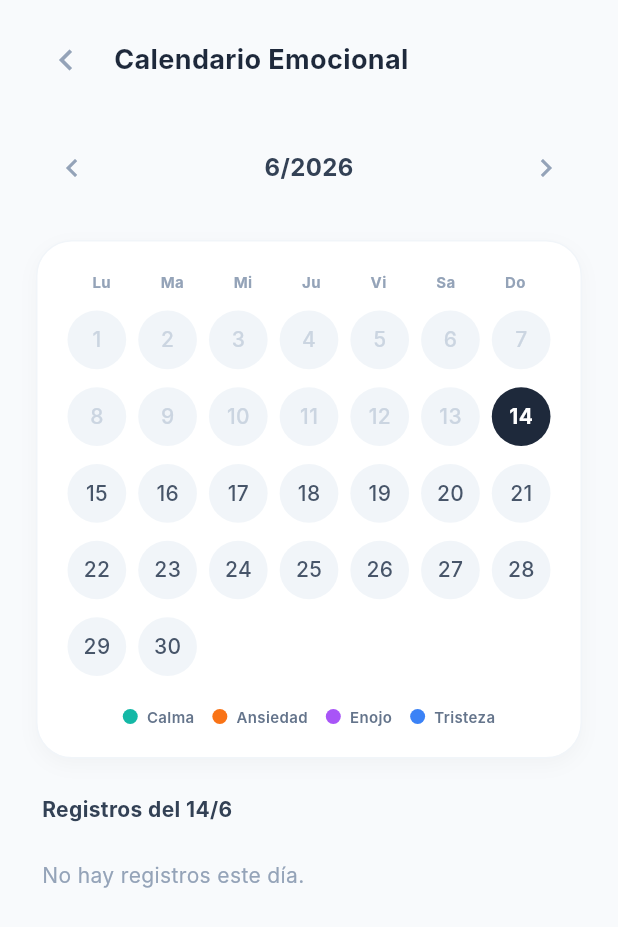
After one commit to Parcibal12/MindLog-App, a Flutter app: the CalendarScreen screen opened directly, on a phone screen of 412 x 824 dp. The commit adds this screen. Shown: the top 927 px of the screen. Run offline on Flutter 3.47's test engine with Material 3 defaults, Android fonts, the light colour scheme and no system bars; our stand-ins replace dio, flutter_riverpod, flutter_svg, retrofit; generated files the repository leaves out were written again; network calls fail; Roboto replaces fonts that are missing (Inter).

Commit message:
feature: implement analytics dashboard, dynamic calendar, and integration with Supabase

```diff
--- a/lib/features/journal/data/datasources/remote/journal_api_client.dart
+++ b/lib/features/journal/data/datasources/remote/journal_api_client.dart
@@ -1,6 +1,7 @@
 import 'package:dio/dio.dart';
 import 'package:retrofit/retrofit.dart';
 import '../../models/journal_dto.dart';
+import '../../models/analytics_dto.dart';
 
 part 'journal_api_client.g.dart';
 
@@ -16,4 +17,7 @@ abstract class JournalApiClient {
 
   @POST("Journal/analyze")
   Future<dynamic> analyzeEntry(@Body() Map<String, dynamic> body);
+
+  @GET("Journal/analytics")
+  Future<AnalyticsDto> getAnalytics();
 }
--- /dev/null
+++ b/lib/features/journal/presentation/screens/calendar_screen.dart
@@ -0,0 +1,267 @@
+import 'package:flutter/material.dart';
+import 'package:flutter_riverpod/flutter_riverpod.dart';
+import '../../data/models/journal_dto.dart';
+import '../providers/home_controller.dart';
+
+class CalendarScreen extends ConsumerStatefulWidget {
+  const CalendarScreen({super.key});
+
+  @override
+  ConsumerState<CalendarScreen> createState() => _CalendarScreenState();
+}
+
+class _CalendarScreenState extends ConsumerState<CalendarScreen> {
+  DateTime _focusedMonth = DateTime.now();
+  DateTime _selectedDate = DateTime.now();
+
+  Color _getEmotionColor(String emotionName) {
+    switch (emotionName.toLowerCase()) {
+      case 'ansiedad': return const Color(0xFFF97316);
+      case 'calma': return const Color(0xFF14B8A6);
+      case 'enojo': return const Color(0xFFA855F7);
+      case 'tristeza': return const Color(0xFF3B82F6);
+      default: return const Color(0xFF94A3B8);
+    }
+  }
+
+  IconData _getEmotionIcon(String emotionName) {
+    switch (emotionName.toLowerCase()) {
+      case 'ansiedad': return Icons.sentiment_dissatisfied;
+      case 'calma': return Icons.sentiment_satisfied_alt;
+      case 'enojo': return Icons.sentiment_very_dissatisfied;
+      case 'tristeza': return Icons.sentiment_neutral;
+      default: return Icons.circle;
+    }
+  }
+
+  String _formatTime(DateTime dateTime) {
+    final local = dateTime.toLocal();
+    final hour = local.hour % 12 == 0 ? 12 : local.hour % 12;
+    final minute = local.minute.toString().padLeft(2, '0');
+    final period = local.hour >= 12 ? "PM" : "AM";
+    return "$hour:$minute $period";
+  }
+
+  @override
+  Widget build(BuildContext context) {
+    final entriesAsync = ref.watch(journalEntriesProvider);
+    final allEntries = entriesAsync.value ?? [];
+
+    // Calcular la grilla del calendario (Días del mes actual)
+    final daysInMonth = DateUtils.getDaysInMonth(_focusedMonth.year, _focusedMonth.month);
+    final firstDayOfMonth = DateTime(_focusedMonth.year, _focusedMonth.month, 1);
+    final firstWeekday = firstDayOfMonth.weekday;
+    final emptySlots = firstWeekday - 1;
+    final totalSlots = emptySlots + daysInMonth;
+
+    final selectedDayEntries = allEntries.where((e) {
+      final local = e.createdAt.toLocal();
+      return local.year == _selectedDate.year && local.month == _selectedDate.month && local.day == _selectedDate.day;
+    }).toList();
+
+    return Scaffold(
+      backgroundColor: const Color(0xFFF8FAFC),
+      body: SafeArea(
+        child: Column(
+          children: [
+            // --- TOP BAR ---
+            Padding(
+              padding: const EdgeInsets.symmetric(horizontal: 20, vertical: 16),
+              child: Row(
+                children: [
+                  IconButton(
+                    icon: const Icon(Icons.chevron_left, color: Color(0xFF94A3B8), size: 28),
+                    onPressed: () => Navigator.of(context).pop(),
+                  ),
+                  const SizedBox(width: 8),
+                  const Text("Calendario Emocional", style: TextStyle(fontSize: 18, fontWeight: FontWeight.bold, color: Color(0xFF1E293B))),
+                ],
+              ),
+            ),
+
+            Padding(
+              padding: const EdgeInsets.symmetric(horizontal: 24, vertical: 8),
+              child: Row(
+                mainAxisAlignment: MainAxisAlignment.spaceBetween,
+                children: [
+                  IconButton(
+                    icon: const Icon(Icons.chevron_left, color: Color(0xFF94A3B8)),
+                    onPressed: () => setState(() => _focusedMonth = DateTime(_focusedMonth.year, _focusedMonth.month - 1, 1)),
+                  ),
+                  Text("${_focusedMonth.month}/${_focusedMonth.year}", style: const TextStyle(fontSize: 16, fontWeight: FontWeight.bold, color: Color(0xFF334155))),
+                  IconButton(
+                    icon: const Icon(Icons.chevron_right, color: Color(0xFF94A3B8)),
+                    onPressed: () => setState(() => _focusedMonth = DateTime(_focusedMonth.year, _focusedMonth.month + 1, 1)),
+                  ),
+                ],
+              ),
+            ),
+
+            // --- CONTENIDO DEL CALENDARIO DINÁMICO ---
+            Expanded(
+              child: SingleChildScrollView(
+                padding: const EdgeInsets.only(bottom: 24),
+                child: Column(
+                  crossAxisAlignment: CrossAxisAlignment.start,
+                  children: [
+                    Container(
+                      margin: const EdgeInsets.symmetric(horizontal: 24, vertical: 16),
+                      padding: const EdgeInsets.all(20),
+                      decoration: BoxDecoration(
+                        color: Colors.white, borderRadius: BorderRadius.circular(24),
+                        border: Border.all(color: const Color(0xFFF1F5F9)),
+                        boxShadow: const [BoxShadow(color: Color(0x08000000), offset: Offset(0, 4), blurRadius: 10)],
+                      ),
+                      child: Column(
+                        children: [
+                          Row(
+                            mainAxisAlignment: MainAxisAlignment.spaceAround,
+                            children: ["Lu", "Ma", "Mi", "Ju", "Vi", "Sa", "Do"].map((d) =>
+                              Text(d, style: const TextStyle(fontSize: 10, fontWeight: FontWeight.bold, color: Color(0xFF94A3B8), letterSpacing: 0.25))
+                            ).toList(),
+                          ),
+                          const SizedBox(height: 12),
+
+                          GridView.builder(
+                            shrinkWrap: true,
+                            physics: const NeverScrollableScrollPhysics(),
+                            itemCount: totalSlots,
+                            gridDelegate: const SliverGridDelegateWithFixedCrossAxisCount(crossAxisCount: 7, mainAxisSpacing: 12, crossAxisSpacing: 8),
+                            itemBuilder: (context, index) {
+                              if (index < emptySlots) return const SizedBox.shrink(); // Espacios vacíos antes del día 1
+
+                              int day = index - emptySlots + 1;
+                              DateTime thisDate = DateTime(_focusedMonth.year, _focusedMonth.month, day);
+                              bool isSelected = _selectedDate.year == thisDate.year && _selectedDate.month == thisDate.month && _selectedDate.day == thisDate.day;
+
+                              // Buscar si hay diarios ese día específico
+                              var dayEntries = allEntries.where((e) => e.createdAt.toLocal().year == thisDate.year && e.createdAt.toLocal().month == thisDate.month && e.createdAt.toLocal().day == thisDate.day).toList();
+
+                              Color bgColor = const Color(0xFFF1F5F9);
+                              Color textColor = const Color(0xFF475569);
+                              List<BoxShadow>? shadow;
+
+                              if (isSelected) {
+                                bgColor = const Color(0xFF1E293B);
+                                textColor = Colors.white;
+                              } else if (dayEntries.isNotEmpty) {
+                                bgColor = _getEmotionColor(dayEntries.first.emotionName);
+                                textColor = Colors.white;
+                                shadow = [BoxShadow(color: bgColor.withValues(alpha: 0.3), offset: const Offset(0, 4), blurRadius: 6)];
+                              } else if (thisDate.isBefore(DateTime.now())) {
+                                textColor = const Color(0xFFCBD5E1); // Días pasados sin registro
+                              }
+
+                              return GestureDetector(
+                                onTap: () => setState(() => _selectedDate = thisDate),
+                                child: Container(
+                                  decoration: BoxDecoration(color: bgColor, shape: BoxShape.circle, boxShadow: shadow),
+                                  alignment: Alignment.center,
+                                  child: Text(day.toString(), style: TextStyle(fontSize: 14, fontWeight: isSelected ? FontWeight.bold : FontWeight.w500, color: textColor)),
+                                ),
+                              );
+                            },
+                          ),
+                          const SizedBox(height: 20),
+                          Wrap(
+                            spacing: 12, runSpacing: 8, alignment: WrapAlignment.center,
+                            children: [
+                              _buildLegendItem(const Color(0xFF14B8A6), "Calma"),
+                              _buildLegendItem(const Color(0xFFF97316), "Ansiedad"),
+                              _buildLegendItem(const Color(0xFFA855F7), "Enojo"),
+                              _buildLegendItem(const Color(0xFF3B82F6), "Tristeza"),
+                            ],
+                          )
+                        ],
+                      ),
+                    ),
+
+                    // --- ENTRADAS DEL DÍA SELECCIONADO (DINÁMICAS) ---
+                    Padding(
+                      padding: const EdgeInsets.symmetric(horizontal: 28, vertical: 8),
+                      child: Text("Registros del ${_selectedDate.day}/${_selectedDate.month}", style: const TextStyle(fontSize: 14, fontWeight: FontWeight.bold, color: Color(0xFF334155))),
+                    ),
+
+                    if (selectedDayEntries.isEmpty)
+                      const Padding(
+                        padding: EdgeInsets.symmetric(horizontal: 28, vertical: 16),
+                        child: Text("No hay registros este día.", style: TextStyle(color: Color(0xFF94A3B8))),
+                      )
+                    else
+                      ...selectedDayEntries.map((entry) {
+                        final color = _getEmotionColor(entry.emotionName);
+                        // Extraemos un solo contexto para mostrar (para evitar overflow)
+                        final contextText = entry.contextTagIds.isNotEmpty ? "Contexto Guardado" : "Diario General";
+
+                        return Container(
+                          margin: const EdgeInsets.symmetric(horizontal: 24, vertical: 8),
+                          padding: const EdgeInsets.all(16),
+                          decoration: BoxDecoration(
+                            color: Colors.white, borderRadius: BorderRadius.circular(24),
+                            border: Border.all(color: const Color(0xFFF1F5F9)),
+                            boxShadow: const [BoxShadow(color: Color(0x08000000), offset: Offset(0, 4), blurRadius: 10)],
+                          ),
+                          child: Row(
+                            crossAxisAlignment: CrossAxisAlignment.start,
+                            children: [
+                              Container(
+                                width: 40, height: 40,
+                                decoration: BoxDecoration(color: color.withValues(alpha: 0.1), shape: BoxShape.circle),
+                                child: Icon(_getEmotionIcon(entry.emotionName), color: color, size: 20),
+                              ),
+                              const SizedBox(width: 12),
+                              Expanded(
+                                child: Column(
+                                  crossAxisAlignment: CrossAxisAlignment.start,
+                                  children: [
+                                    Wrap(
+                                      crossAxisAlignment: WrapCrossAlignment.center,
+                                      spacing: 8, runSpacing: 4,
+                                      children: [
+                                        Container(
+                                          padding: const EdgeInsets.symmetric(horizontal: 8, vertical: 2),
+                                          decoration: BoxDecoration(color: color.withValues(alpha: 0.1), borderRadius: BorderRadius.circular(6)),
+                                          child: Text(entry.emotionName.toUpperCase(), style: TextStyle(fontSize: 10, fontWeight: FontWeight.bold, color: color, letterSpacing: 0.25)),
+                                        ),
+                                        Container(
+                                          padding: const EdgeInsets.symmetric(horizontal: 8, vertical: 2),
+                                          decoration: BoxDecoration(color: const Color(0xFFF1F5F9), borderRadius: BorderRadius.circular(6)),
+                                          child: Text(contextText, style: const TextStyle(fontSize: 10, fontWeight: FontWeight.bold, color: Color(0xFF64748B), letterSpacing: 0.25)),
+                                        ),
+                                      ],
+                                    ),
+                                    const SizedBox(height: 8),
+                                    Text(
+                                      entry.content,
+                                      style: const TextStyle(fontSize: 14, color: Color(0xFF475569), height: 1.5),
+                                    ),
+                                    const SizedBox(height: 4),
+                                    Text(_formatTime(entry.createdAt), style: const TextStyle(fontSize: 12, fontWeight: FontWeight.w500, color: Color(0xFF94A3B8))),
+                                  ],
+                                ),
+                              ),
+                            ],
+                          ),
+                        );
+                      }),
+                  ],
+                ),
+              ),
+            ),
+          ],
+        ),
+      ),
+    );
+  }
+
+  Widget _buildLegendItem(Color color, String label) {
+    return Row(
+      mainAxisSize: MainAxisSize.min,
+      children: [
+        Container(width: 10, height: 10, decoration: BoxDecoration(color: color, shape: BoxShape.circle)),
+        const SizedBox(width: 6),
+        Text(label, style: const TextStyle(fontSize: 10, fontWeight: FontWeight.w600, color: Color(0xFF64748B))),
+      ],
+    );
+  }
+}
```
Also changed, not shown: lib/features/journal/data/models/analytics_dto.dart (added, +35 -0 lines), lib/features/journal/data/repositories/journal_repository.dart (+9 -0 lines), lib/features/journal/presentation/providers/report_controller.dart (added, +8 -0 lines), lib/features/journal/presentation/screens/home_screen.dart (+21 -12 lines), lib/features/journal/presentation/screens/report_screen.dart (added, +299 -0 lines), lib/features/journal/data/datasources/remote/journal_api_client.g.dart, lib/features/journal/data/models/analytics_dto.g.dart (added).
